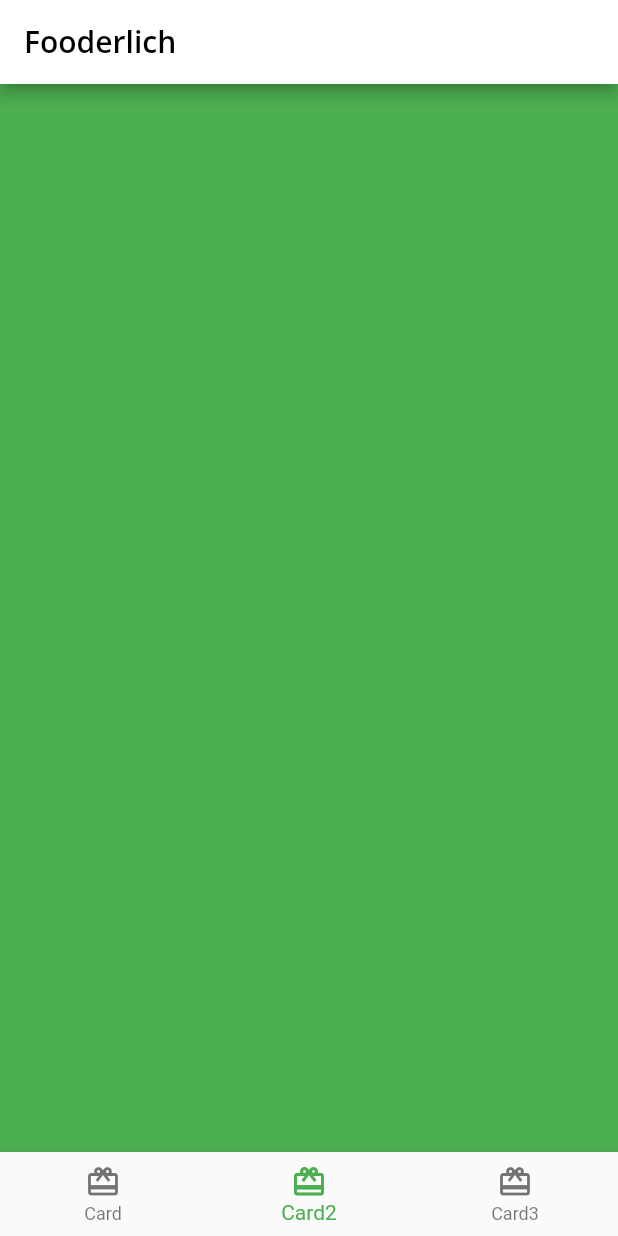
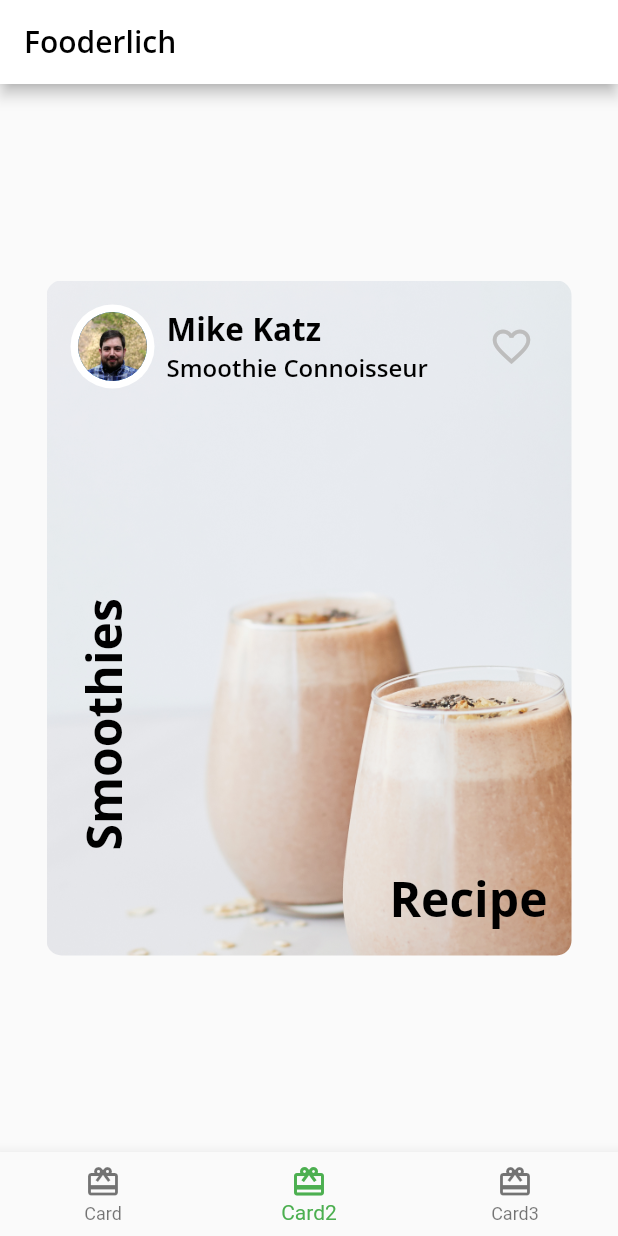
Before and after one commit to ashidiqidimas/fooderlich, a Flutter app: the screen it shows after launch, item 2 of the bottom bar chosen, on a phone screen of 412 x 824 dp. Run offline on Flutter 3.47's test engine with Material 2 defaults, Android fonts, the phone set to English and light mode, and no system bars; our stand-ins replace google_fonts.

Commit message:
Added card2.dart

```diff
--- /dev/null
+++ b/lib/author_card.dart
@@ -0,0 +1,65 @@
+import 'package:flutter/material.dart';
+import 'fooderlich_theme.dart';
+import 'circle_image.dart';
+
+class AuthorCard extends StatelessWidget {
+  final String authorName;
+  final String title;
+  final ImageProvider? imageProvider;
+
+  const AuthorCard({
+    Key? key,
+    required this.authorName,
+    required this.title,
+    this.imageProvider,
+  }) : super(key: key);
+
+  @override
+  Widget build(BuildContext context) {
+    return Container(
+      padding: const EdgeInsets.all(16),
+      child: Row(
+        mainAxisAlignment: MainAxisAlignment.spaceBetween,
+        children: [
+          Row(
+            children: [
+              CircleImage(
+                imageProvider: imageProvider,
+                imageRadius: 28,
+              ),
+              SizedBox(
+                width: 8,
+              ),
+              Column(
+                crossAxisAlignment: CrossAxisAlignment.start,
+                children: [
+                  Text(
+                    authorName,
+                    style: FooderlichTheme.lightTextTheme.headline2,
+                  ),
+                  Text(
+                    title,
+                    style: FooderlichTheme.lightTextTheme.headline3,
+                  ),
+                ],
+              ),
+            ],
+          ),
+          IconButton(
+            onPressed: () {
+              const snackBar = SnackBar(
+                content: Text("Favorite Pressed"),
+              );
+              ScaffoldMessenger.of(context).showSnackBar(snackBar);
+            },
+            icon: const Icon(
+              Icons.favorite_border,
+            ),
+            iconSize: 30,
+            color: Colors.grey[400],
+          ),
+        ],
+      ),
+    );
+  }
+}
--- /dev/null
+++ b/lib/card2.dart
@@ -0,0 +1,62 @@
+import 'package:flutter/material.dart';
+import 'author_card.dart';
+import 'fooderlich_theme.dart';
+
+class Card2 extends StatelessWidget {
+  const Card2({Key? key}) : super(key: key);
+
+  @override
+  Widget build(BuildContext context) {
+    return Center(
+      child: Container(
+        constraints: const BoxConstraints.expand(
+          height: 450,
+          width: 350,
+        ),
+        decoration: const BoxDecoration(
+          image: DecorationImage(
+            image: AssetImage("assets/mag5.png"),
+            fit: BoxFit.cover,
+          ),
+          borderRadius: BorderRadius.all(
+            Radius.circular(10),
+          ),
+        ),
+        child: Column(
+          children: [
+            const AuthorCard(
+              authorName: "Mike Katz",
+              title: "Smoothie Connoisseur",
+              imageProvider: AssetImage("assets/author_katz.jpeg"),
+            ),
+            Expanded(
+              child: Stack(
+                children: [
+                  Positioned(
+                    child: Text(
+                      "Recipe",
+                      style: FooderlichTheme.lightTextTheme.headline1,
+                    ),
+                    bottom: 16,
+                    right: 16,
+                  ),
+                  Positioned(
+                    child: RotatedBox(
+                      quarterTurns: 3,
+                      child: Text(
+                        "Smoothies",
+                        style: FooderlichTheme.lightTextTheme.headline1,
+                      ),
+                    ),
+                    bottom: 70,
+                    left: 16,
+                  ),
+                ],
+              ),
+            ),
+          ],
+        ),
+      ),
+    );
+  }
+}
--- /dev/null
+++ b/lib/circle_image.dart
@@ -0,0 +1,24 @@
+import 'package:flutter/material.dart';
+
+class CircleImage extends StatelessWidget {
+  const CircleImage({
+    Key? key,
+    this.imageProvider,
+    this.imageRadius = 20,
+  }) : super(key: key);
+
+  final double imageRadius;
+  final ImageProvider? imageProvider;
+
+  @override
+  Widget build(BuildContext context) {
+    return CircleAvatar(
+      backgroundColor: Colors.white,
+      radius: imageRadius,
+      child: CircleAvatar(
+        radius: imageRadius - 5,
+        backgroundImage: imageProvider,
+      ),
+    );
+  }
+}
--- a/lib/home.dart
+++ b/lib/home.dart
@@ -1,6 +1,7 @@
 import 'package:flutter/material.dart';
 import 'package:fooderlich/card1.dart';
 import 'card1.dart';
+import 'card2.dart';
 
 class Home extends StatefulWidget {
   const Home({Key? key}) : super(key: key);
@@ -14,8 +15,7 @@ class _HomeState extends State<Home> {
 
   static List<Widget> pages = <Widget>[
     const Card1(),
-    // TODO: Replace with Card2
-    Container(color: Colors.green),
+    const Card2(),
     // TODO: Replace with Card3
     Container(color: Colors.blue)
   ];
```
